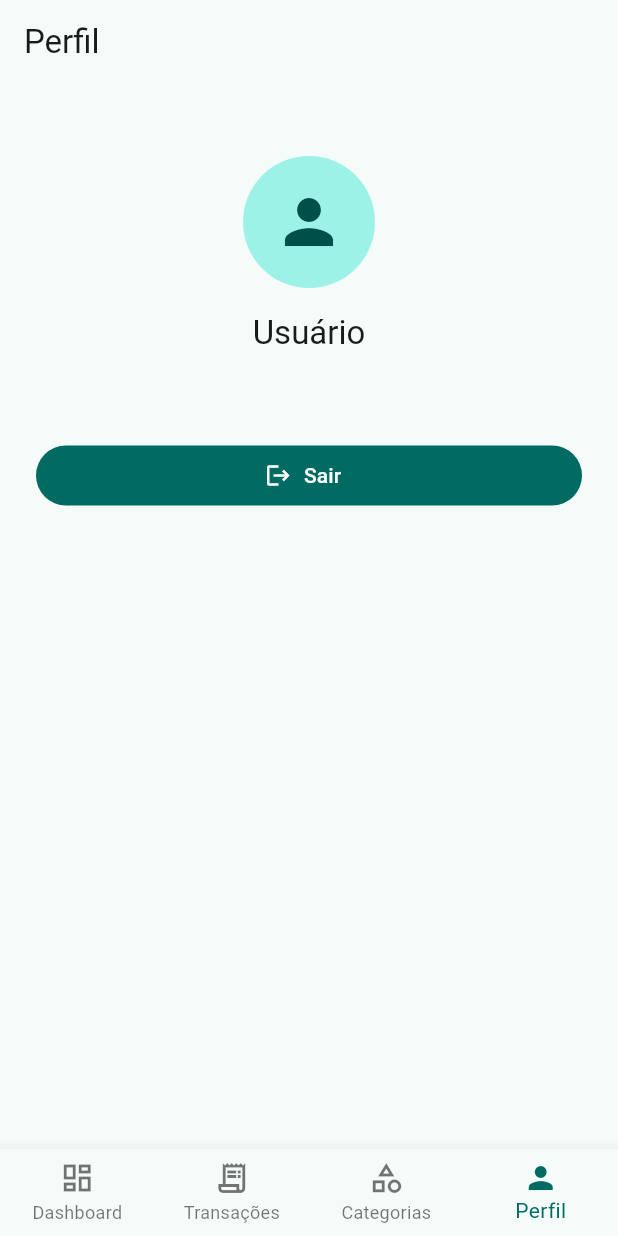
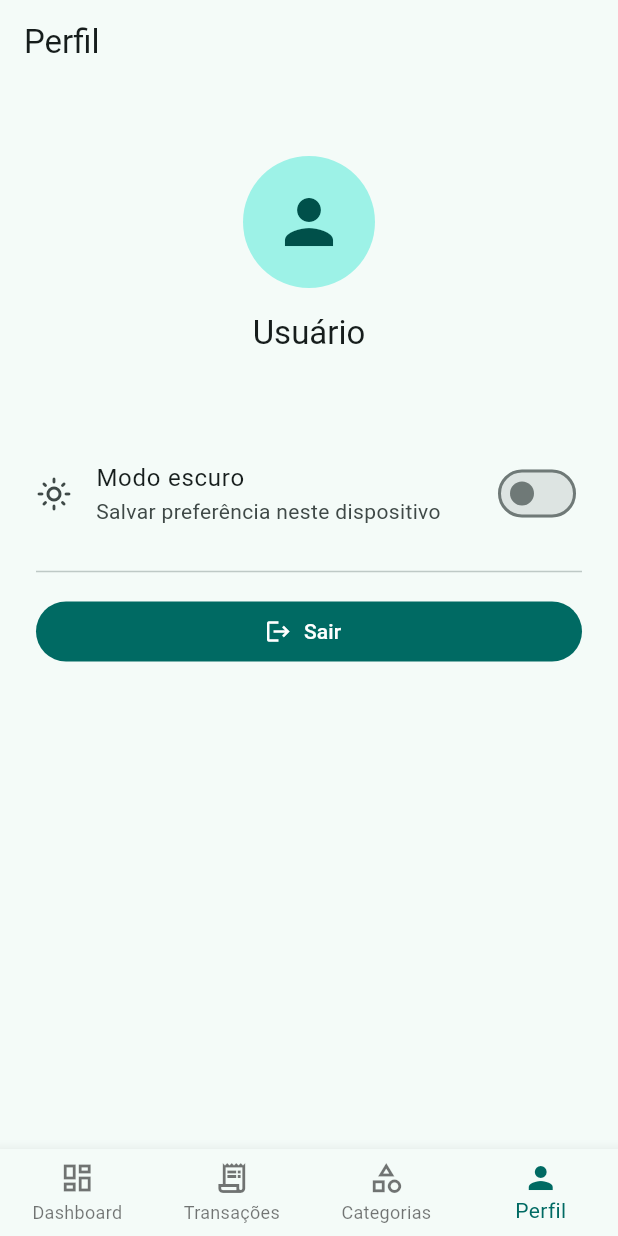
Before and after one commit to Joaremio/FinanceHub, a Flutter app: the screen it shows once a user with an empty profile is signed in, item 4 of the bottom bar chosen, on a phone screen of 412 x 824 dp. Run offline on Flutter 3.47's test engine with Material 3 defaults, Android fonts, the phone set to English and light mode, and no system bars; our stand-ins replace cloud_firestore, firebase_auth, firebase_core, shared_preferences; accounts and stored records are empty; generated files the repository leaves out were written again.

Commit message:
feat: adiciona dark mode e shared preferences

```diff
--- a/lib/main.dart
+++ b/lib/main.dart
@@ -1,9 +1,12 @@
+import 'dart:async';
+
 import 'package:firebase_core/firebase_core.dart';
 import 'package:flutter/material.dart';
 
 import 'firebase_options.dart';
 import 'pages/auth_gate.dart';
 import 'pages/register_page.dart';
+import 'services/theme_preferences.dart';
 
 Future<void> main() async {
   WidgetsFlutterBinding.ensureInitialized();
@@ -11,8 +14,33 @@ Future<void> main() async {
   runApp(const FinanceHubApp());
 }
 
-class FinanceHubApp extends StatelessWidget {
+class FinanceHubApp extends StatefulWidget {
   const FinanceHubApp({super.key});
+
+  @override
+  State<FinanceHubApp> createState() => _FinanceHubAppState();
+}
+
+class _FinanceHubAppState extends State<FinanceHubApp> {
+  final ThemePreferences _themePreferences = ThemePreferences();
+  bool _darkMode = false;
+
+  @override
+  void initState() {
+    super.initState();
+    unawaited(_loadTheme());
+  }
+
+  Future<void> _loadTheme() async {
+    final darkMode = await _themePreferences.loadDarkMode();
+    if (!mounted) return;
+    setState(() => _darkMode = darkMode);
+  }
+
+  void _setDarkMode(bool enabled) {
+    setState(() => _darkMode = enabled);
+    unawaited(_themePreferences.saveDarkMode(enabled));
+  }
 
   @override
   Widget build(BuildContext context) {
@@ -20,15 +48,32 @@ class FinanceHubApp extends StatelessWidget {
       title: 'FinanceHub',
       debugShowCheckedModeBanner: false,
       theme: ThemeData(
-        colorScheme: ColorScheme.fromSeed(seedColor: const Color(0xFF0F766E)),
+        colorScheme: ColorScheme.fromSeed(
+          seedColor: const Color(0xFF0F766E),
+          brightness: Brightness.light,
+        ),
         inputDecorationTheme: const InputDecorationTheme(
           border: OutlineInputBorder(),
         ),
         useMaterial3: true,
       ),
+      darkTheme: ThemeData(
+        colorScheme: ColorScheme.fromSeed(
+          seedColor: const Color(0xFF0F766E),
+          brightness: Brightness.dark,
+        ),
+        inputDecorationTheme: const InputDecorationTheme(
+          border: OutlineInputBorder(),
+        ),
+        useMaterial3: true,
+      ),
+      themeMode: _darkMode ? ThemeMode.dark : ThemeMode.light,
       initialRoute: '/',
       routes: {
-        '/': (context) => const AuthGate(),
+        '/': (context) => AuthGate(
+          darkMode: _darkMode,
+          onDarkModeChanged: _setDarkMode,
+        ),
         '/register': (context) => const RegisterPage(),
       },
     );
--- a/lib/pages/auth_gate.dart
+++ b/lib/pages/auth_gate.dart
@@ -5,7 +5,14 @@ import 'home_page.dart';
 import 'login_page.dart';
 
 class AuthGate extends StatelessWidget {
-  const AuthGate({super.key});
+  const AuthGate({
+    super.key,
+    required this.darkMode,
+    required this.onDarkModeChanged,
+  });
+
+  final bool darkMode;
+  final ValueChanged<bool> onDarkModeChanged;
 
   @override
   Widget build(BuildContext context) {
@@ -19,7 +26,10 @@ class AuthGate extends StatelessWidget {
         }
 
         if (snapshot.hasData) {
-          return const HomePage();
+          return HomePage(
+            darkMode: darkMode,
+            onDarkModeChanged: onDarkModeChanged,
+          );
         }
 
         return const LoginPage();
--- a/lib/pages/home_page.dart
+++ b/lib/pages/home_page.dart
@@ -6,7 +6,14 @@ import 'profile_page.dart';
 import 'transactions_page.dart';
 
 class HomePage extends StatefulWidget {
-  const HomePage({super.key});
+  const HomePage({
+    super.key,
+    required this.darkMode,
+    required this.onDarkModeChanged,
+  });
+
+  final bool darkMode;
+  final ValueChanged<bool> onDarkModeChanged;
 
   @override
   State<HomePage> createState() => _HomePageState();
@@ -16,18 +23,21 @@ class _HomePageState extends State<HomePage> {
   int _selectedIndex = 0;
 
   static const _titles = ['Dashboard', 'Transações', 'Categorias', 'Perfil'];
-  static const _pages = [
-    DashboardPage(),
-    TransactionsPage(),
-    CategoriesPage(),
-    ProfilePage(),
-  ];
-
   @override
   Widget build(BuildContext context) {
+    final pages = [
+      const DashboardPage(),
+      const TransactionsPage(),
+      const CategoriesPage(),
+      ProfilePage(
+        darkMode: widget.darkMode,
+        onDarkModeChanged: widget.onDarkModeChanged,
+      ),
+    ];
+
     return Scaffold(
       appBar: AppBar(title: Text(_titles[_selectedIndex])),
-      body: _pages[_selectedIndex],
+      body: pages[_selectedIndex],
       bottomNavigationBar: BottomNavigationBar(
         type: BottomNavigationBarType.fixed,
         currentIndex: _selectedIndex,
--- a/lib/pages/profile_page.dart
+++ b/lib/pages/profile_page.dart
@@ -2,7 +2,14 @@ import 'package:firebase_auth/firebase_auth.dart';
 import 'package:flutter/material.dart';
 
 class ProfilePage extends StatelessWidget {
-  const ProfilePage({super.key});
+  const ProfilePage({
+    super.key,
+    required this.darkMode,
+    required this.onDarkModeChanged,
+  });
+
+  final bool darkMode;
+  final ValueChanged<bool> onDarkModeChanged;
 
   @override
   Widget build(BuildContext context) {
@@ -32,6 +39,17 @@ class ProfilePage extends StatelessWidget {
           textAlign: TextAlign.center,
         ),
         const SizedBox(height: 32),
+        SwitchListTile(
+          contentPadding: EdgeInsets.zero,
+          secondary: Icon(
+            darkMode ? Icons.dark_mode_outlined : Icons.light_mode_outlined,
+          ),
+          title: const Text('Modo escuro'),
+          subtitle: const Text('Salvar preferência neste dispositivo'),
+          value: darkMode,
+          onChanged: onDarkModeChanged,
+        ),
+        const Divider(height: 32),
         FilledButton.icon(
           onPressed: () => FirebaseAuth.instance.signOut(),
           icon: const Icon(Icons.logout),
--- a/lib/pages/transactions_page.dart
+++ b/lib/pages/transactions_page.dart
@@ -76,6 +76,8 @@ class _TransactionsPageState extends State<TransactionsPage> {
       backgroundColor: colorScheme.surface,
       floatingActionButton: FloatingActionButton(
         onPressed: () => _showTransactionForm(),
+        backgroundColor: colorScheme.primary,
+        foregroundColor: colorScheme.onPrimary,
         child: const Icon(Icons.add),
       ),
       body: SafeArea(
--- /dev/null
+++ b/lib/services/theme_preferences.dart
@@ -0,0 +1,15 @@
+import 'package:shared_preferences/shared_preferences.dart';
+
+class ThemePreferences {
+  static const _darkModeKey = 'app.darkMode';
+
+  Future<bool> loadDarkMode() async {
+    final preferences = await SharedPreferences.getInstance();
+    return preferences.getBool(_darkModeKey) ?? false;
+  }
+
+  Future<void> saveDarkMode(bool enabled) async {
+    final preferences = await SharedPreferences.getInstance();
+    await preferences.setBool(_darkModeKey, enabled);
+  }
+}
--- a/pubspec.yaml
+++ b/pubspec.yaml
@@ -37,6 +37,7 @@ dependencies:
   firebase_core: ^4.11.0
   firebase_auth: ^6.5.2
   cloud_firestore: ^6.6.0
+  shared_preferences: ^2.5.5
 
 dev_dependencies:
   flutter_test:
```
Also changed, not shown: lib/controllers/transaction_controller.dart (+55 -15 lines), lib/repositories/transaction_repository.dart (+59 -21 lines), lib/services/transaction_preferences.dart (added, +36 -0 lines), pubspec.lock, 1 other file.
